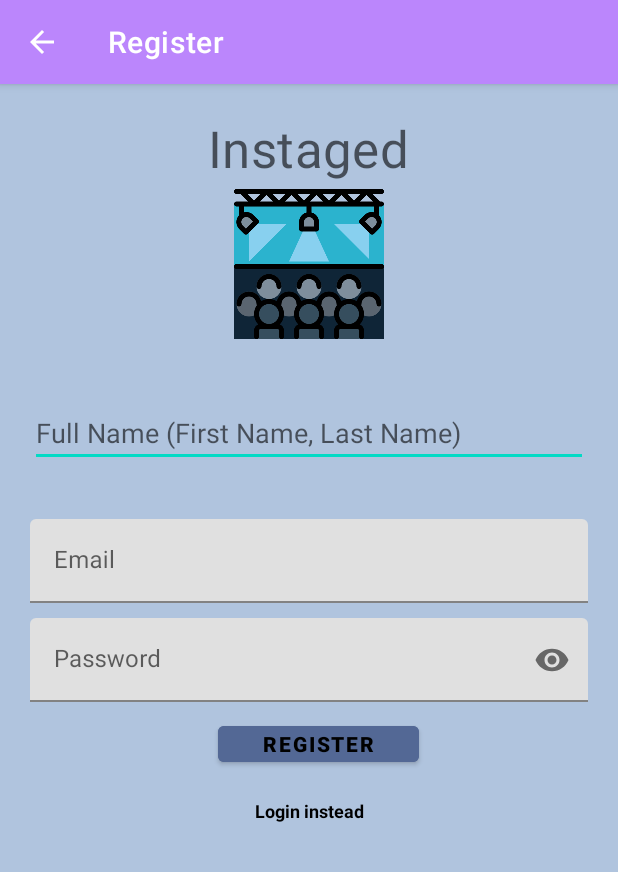
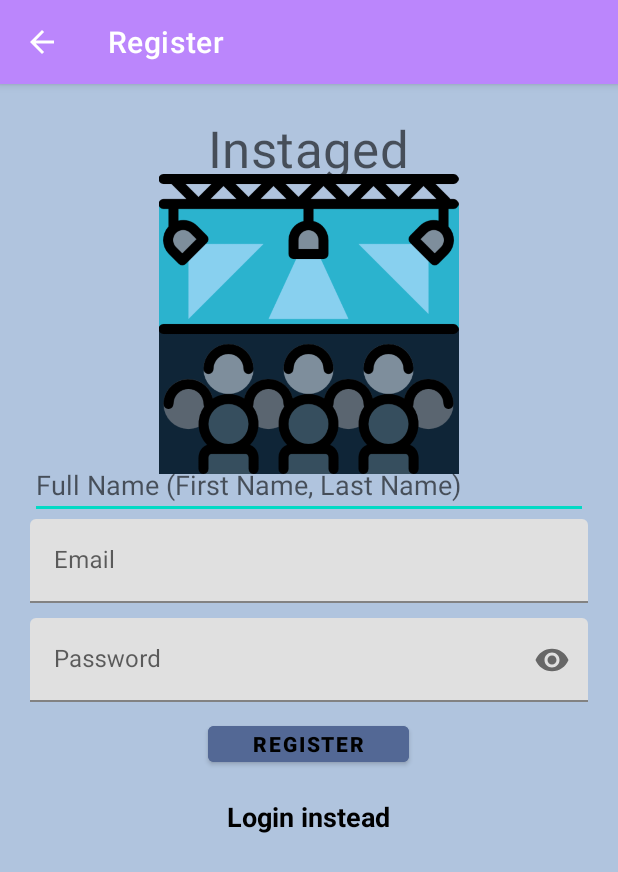
Before and after one commit to wynjardi/MobdeveFinalProj, an Android app: the RegisterActivity screen opened directly, with no data from a screen before it, on a phone screen of 412 x 824 dp. Shown: the top 872 px of the screen. Run offline under Robolectric (Android 15) with nearby library versions, the light colour scheme and no system bars; our stand-ins replace Firebase (no records; nobody signed in at launch, a user with empty details on screens opened directly).

Commit message:
fixing layout login regis

```diff
--- a/app/src/main/res/layout/activity_register.xml
+++ b/app/src/main/res/layout/activity_register.xml
@@ -9,37 +9,41 @@
     tools:context=".Login"
     android:background="#b0c4de">
 
-    <ImageView
-        android:id="@+id/ouricon"
-        android:layout_width="100sp"
-        android:layout_height="100dp"
-        android:layout_centerHorizontal="true"
-        android:layout_marginLeft="130dp"
-        android:layout_marginTop="50dp"
-        android:src="@drawable/ouricon" />
     <TextView
         android:id="@+id/InstagedTitle"
         android:layout_width="wrap_content"
         android:layout_height="wrap_content"
         android:layout_centerHorizontal="true"
         android:text="Instaged"
+        android:layout_above="@+id/ourIcon"
         style="@style/TextAppearance.MaterialComponents.Headline4"/>
+
+    <ImageView
+        android:id="@+id/ourIcon"
+        android:layout_width="300sp"
+        android:layout_height="200sp"
+        android:layout_above="@+id/loginname"
+        android:layout_centerHorizontal="true"
+        android:layout_marginLeft="130dp"
+        android:layout_marginBottom="20dp"
+        android:src="@drawable/ouricon" />
+
 
     <com.google.android.material.textfield.TextInputLayout
         android:layout_width="match_parent"
         android:layout_height="wrap_content"
         android:id="@+id/loginname"
         android:layout_marginBottom="10dp"
-        android:layout_above="@id/loginemail"
-        android:layout_below="@id/ouricon"/>
+        android:layout_above="@id/loginemail"/>
 
     <EditText
+        android:id="@+id/et_lname"
         android:layout_width="match_parent"
         android:layout_height="wrap_content"
-        android:layout_marginTop="190dp"
-        android:id="@+id/et_lname"
+        android:layout_above="@id/loginemail"
+
         android:hint="Full Name (First Name, Last Name)"
-        android:inputType="textPersonName"/>
+        android:inputType="textPersonName" />
 
     <com.google.android.material.textfield.TextInputLayout
         android:layout_width="match_parent"
@@ -76,29 +80,29 @@
 
     <Button
         android:id="@+id/btn_register"
-        android:backgroundTint="#536895"
         android:layout_width="134dp"
         android:layout_height="36dp"
-        android:layout_marginLeft="125dp"
         android:layout_below="@id/loginpw"
+        android:layout_centerHorizontal="true"
         android:layout_marginTop="10dp"
+        android:backgroundTint="#536895"
         android:paddingTop="2dp"
         android:paddingBottom="2dp"
         android:text="Register"
         android:textColor="?android:attr/colorForeground"
         android:textStyle="bold"
-        app:backgroundTint="?android:attr/colorForeground"/>
+        app:backgroundTint="?android:attr/colorForeground" />
 
     <TextView
         android:id="@+id/logreg"
         android:layout_width="wrap_content"
         android:layout_height="wrap_content"
         android:layout_marginTop="18dp"
-        android:layout_marginLeft="150dp"
+        android:layout_centerHorizontal="true"
         android:text="Login instead"
         android:layout_below="@id/btn_register"
         android:textColor="?android:attr/colorForeground"
-        android:textSize="12sp"
+        android:textSize="18dp"
         android:textStyle="bold"
         app:layout_constraintTop_toBottomOf="@+id/btn_register" />
 
```
Also changed, not shown: app/src/main/res/layout/activity_login.xml (+16 -11 lines).
